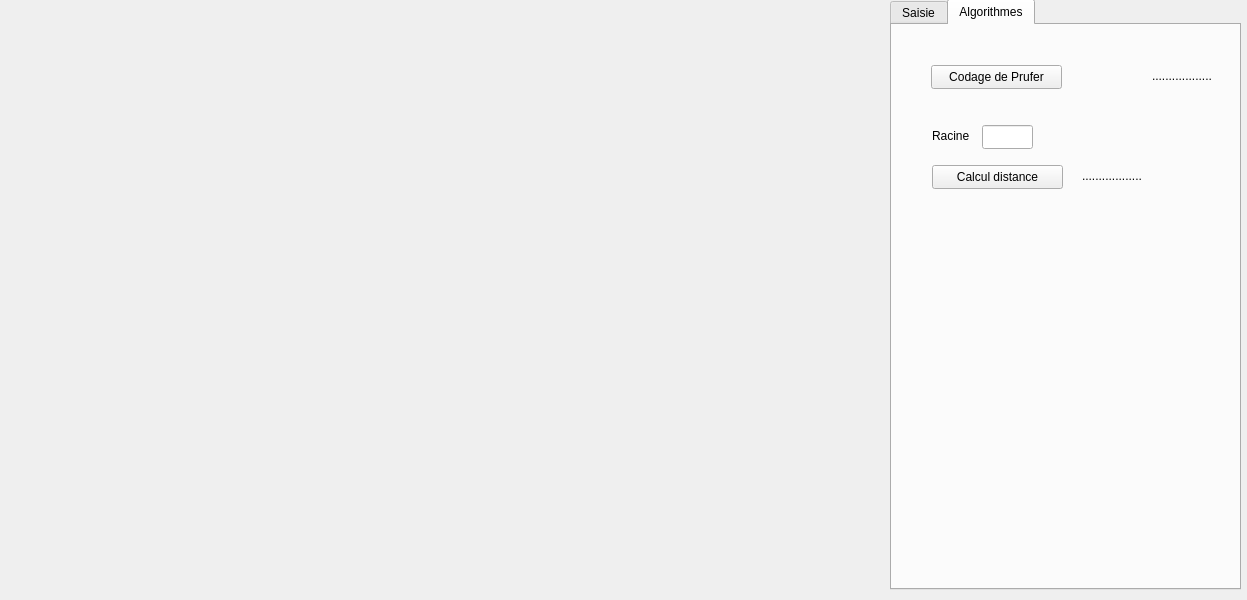
Old version of the form widget.ui in the repository JalluhLps/Projet-Graphes-Algo.
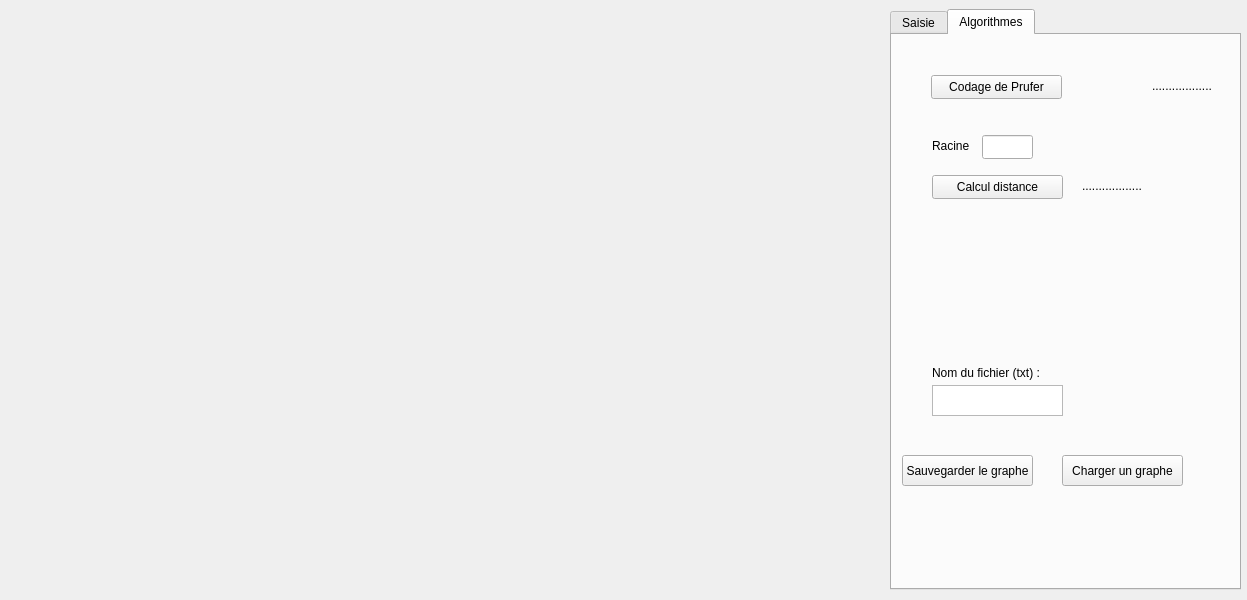
New version of the form. The open tabs and pages were chosen to show the change.

Commit message: Ajout Djikstra, lecture écriture de graphe (interface + méthodes)

Patch:
```diff
--- a/widget.ui
+++ b/widget.ui
@@ -17,9 +17,9 @@
    <property name="geometry">
     <rect>
      <x>890</x>
-     <y>-1</y>
+     <y>9</y>
      <width>351</width>
-     <height>591</height>
+     <height>581</height>
     </rect>
    </property>
    <property name="currentIndex">
@@ -184,6 +184,55 @@
       <string>..................</string>
      </property>
     </widget>
+    <widget class="QLabel" name="label">
+     <property name="geometry">
+      <rect>
+       <x>40</x>
+       <y>330</y>
+       <width>121</width>
+       <height>16</height>
+      </rect>
+     </property>
+     <property name="text">
+      <string>Nom du fichier (txt) :</string>
+     </property>
+    </widget>
+    <widget class="QTextEdit" name="text_nomFic">
+     <property name="geometry">
+      <rect>
+       <x>40</x>
+       <y>350</y>
+       <width>131</width>
+       <height>31</height>
+      </rect>
+     </property>
+    </widget>
+    <widget class="QPushButton" name="Button_sauvegarder_graphe">
+     <property name="geometry">
+      <rect>
+       <x>10</x>
+       <y>420</y>
+       <width>131</width>
+       <height>31</height>
+      </rect>
+     </property>
+     <property name="text">
+      <string>Sauvegarder le graphe</string>
+     </property>
+    </widget>
+    <widget class="QPushButton" name="Button_charger_graphe">
+     <property name="geometry">
+      <rect>
+       <x>170</x>
+       <y>420</y>
+       <width>121</width>
+       <height>31</height>
+      </rect>
+     </property>
+     <property name="text">
+      <string>Charger un graphe</string>
+     </property>
+    </widget>
    </widget>
   </widget>
   <widget class="QWidget" name="widgetGraphe" native="true">
@@ -192,7 +241,7 @@
      <x>-1</x>
      <y>-1</y>
      <width>891</width>
-     <height>591</height>
+     <height>581</height>
     </rect>
    </property>
   </widget>
```
Left out of the diff: 2 changed lines with no effect on the pictures. The commit also changes 7 other files.
